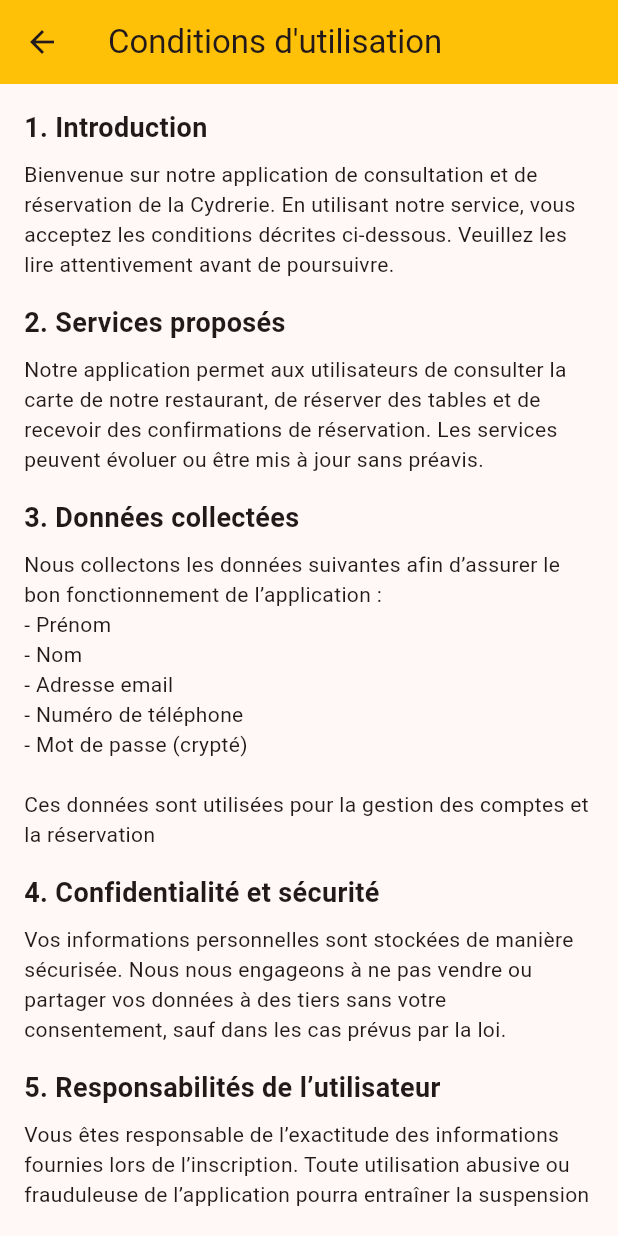
After one commit to restaurant-flutter-afip-projet/flutter-restaurant, a Flutter app: the TermsOfUseScreen screen opened directly, on a phone screen of 412 x 824 dp. The commit adds this screen. Run offline on Flutter 3.47's test engine with Material 3 defaults, Android fonts, the light colour scheme and no system bars; our stand-ins replace google_fonts; network calls fail.

Commit message:
add page register and terms of use

```diff
--- /dev/null
+++ b/lib/common/screens/terms_of_use.dart
@@ -0,0 +1,111 @@
+import 'package:flutter/material.dart';
+
+class TermsOfUseScreen extends StatelessWidget {
+  const TermsOfUseScreen({super.key});
+
+  @override
+  Widget build(BuildContext context) {
+    return Scaffold(
+      appBar: AppBar(
+        title: const Text('Conditions d\'utilisation'),
+        backgroundColor: Colors.amber,
+      ),
+      body: Padding(
+        padding: const EdgeInsets.all(16.0),
+        child: SingleChildScrollView(
+          child: Column(
+            crossAxisAlignment: CrossAxisAlignment.start,
+            children: const [
+              Text(
+                '1. Introduction',
+                style: TextStyle(fontSize: 18, fontWeight: FontWeight.bold),
+              ),
+              SizedBox(height: 8),
+              Text(
+                'Bienvenue sur notre application de consultation et de réservation de la Cydrerie. '
+                    'En utilisant notre service, vous acceptez les conditions décrites ci-dessous. '
+                    'Veuillez les lire attentivement avant de poursuivre.',
+              ),
+              SizedBox(height: 16),
+
+              Text(
+                '2. Services proposés',
+                style: TextStyle(fontSize: 18, fontWeight: FontWeight.bold),
+              ),
+              SizedBox(height: 8),
+              Text(
+                'Notre application permet aux utilisateurs de consulter la carte de notre restaurant, '
+                    'de réserver des tables et de recevoir des confirmations de réservation. '
+                    'Les services peuvent évoluer ou être mis à jour sans préavis.',
+              ),
+              SizedBox(height: 16),
+
+              Text(
+                '3. Données collectées',
+                style: TextStyle(fontSize: 18, fontWeight: FontWeight.bold),
+              ),
+              SizedBox(height: 8),
+              Text(
+                'Nous collectons les données suivantes afin d’assurer le bon fonctionnement de l’application :\n'
+                    '- Prénom\n'
+                    '- Nom\n'
+                    '- Adresse email\n'
+                    '- Numéro de téléphone\n'
+                    '- Mot de passe (crypté)\n\n'
+                    'Ces données sont utilisées pour la gestion des comptes et la réservation',
+              ),
+              SizedBox(height: 16),
+
+              Text(
+                '4. Confidentialité et sécurité',
+                style: TextStyle(fontSize: 18, fontWeight: FontWeight.bold),
+              ),
+              SizedBox(height: 8),
+              Text(
+                'Vos informations personnelles sont stockées de manière sécurisée. '
+                    'Nous nous engageons à ne pas vendre ou partager vos données à des tiers sans votre consentement, sauf dans les cas prévus par la loi.',
+              ),
+              SizedBox(height: 16),
+
+              Text(
+                '5. Responsabilités de l’utilisateur',
+                style: TextStyle(fontSize: 18, fontWeight: FontWeight.bold),
+              ),
+              SizedBox(height: 8),
+              Text(
+                'Vous êtes responsable de l’exactitude des informations fournies lors de l’inscription. '
+                    'Toute utilisation abusive ou frauduleuse de l’application pourra entraîner la suspension ou la suppression de votre compte.',
+              ),
+              SizedBox(height: 16),
+
+              Text(
+                '6. Modifications des conditions',
+                style: TextStyle(fontSize: 18, fontWeight: FontWeight.bold),
+              ),
+              SizedBox(height: 8),
+              Text(
+                'Nous nous réservons le droit de modifier ces conditions à tout moment. '
+                    'En continuant à utiliser l’application après une mise à jour, vous acceptez automatiquement les nouvelles conditions.',
+              ),
+              SizedBox(height: 16),
+
+              Text(
+                '7. Contact',
+                style: TextStyle(fontSize: 18, fontWeight: FontWeight.bold),
+              ),
+              SizedBox(height: 8),
+              Text(
+                'Pour toute question ou demande concernant vos données ou ces conditions, vous pouvez nous contacter à : contact@cydrerie.com',
+              ),
+              SizedBox(height: 30),
+              Text(
+                'Merci d\'utiliser notre application !',
+                style: TextStyle(fontStyle: FontStyle.italic),
+              ),
+            ],
+          ),
+        ),
+      ),
+    );
+  }
+}
```
Also changed, not shown: lib/features/auth/auth_screen.dart (+6 -5 lines), lib/features/register/register_model.dart (added, +19 -0 lines), lib/features/register/register_screen.dart (added, +142 -0 lines), lib/features/register/register_widget.dart (added, +85 -0 lines), lib/features/auth/auth_widget.dart (renamed from lib/features/auth/auth_widgets.dart), lib/features/register/register_provider.dart (added), lib/features/register/register_repository.dart (added), lib/features/register/register_service.dart (added).
